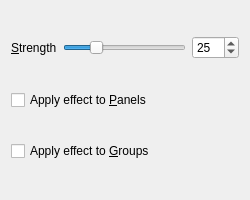
Before: the Qt Designer form effects/diminactive_config.ui in KDE/kwin, drawn with Qt 5.
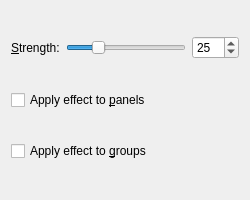
After: the same form once the commit is applied.

The edit to the form file:
```diff
--- a/effects/diminactive_config.ui
+++ b/effects/diminactive_config.ui
@@ -15,7 +15,7 @@
      <item>
       <widget class="QLabel" name="label" >
        <property name="text" >
-        <string>&amp;Strength</string>
+        <string>&amp;Strength:</string>
        </property>
        <property name="buddy" >
         <cstring>spinStrength</cstring>
@@ -56,14 +56,14 @@
    <item>
     <widget class="QCheckBox" name="checkPanel" >
      <property name="text" >
-      <string>Apply effect to &amp;Panels</string>
+      <string>Apply effect to &amp;panels</string>
      </property>
     </widget>
    </item>
    <item>
     <widget class="QCheckBox" name="checkGroup" >
      <property name="text" >
-      <string>Apply effect to &amp;Groups</string>
+      <string>Apply effect to &amp;groups</string>
      </property>
     </widget>
    </item>
```
